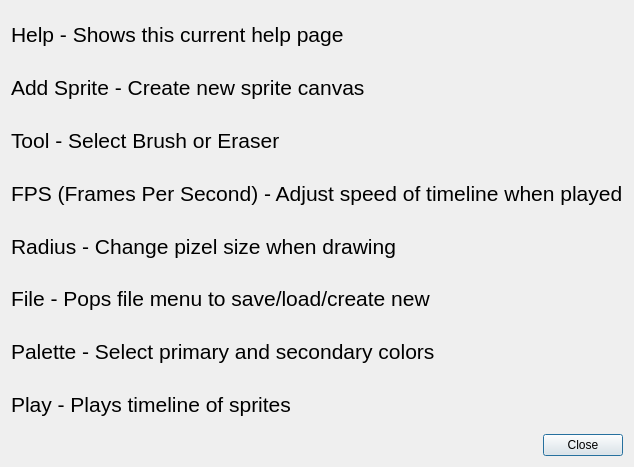
Qt form helpdialog.ui (guapipapi/CS3505-PixelPi) before a commit.
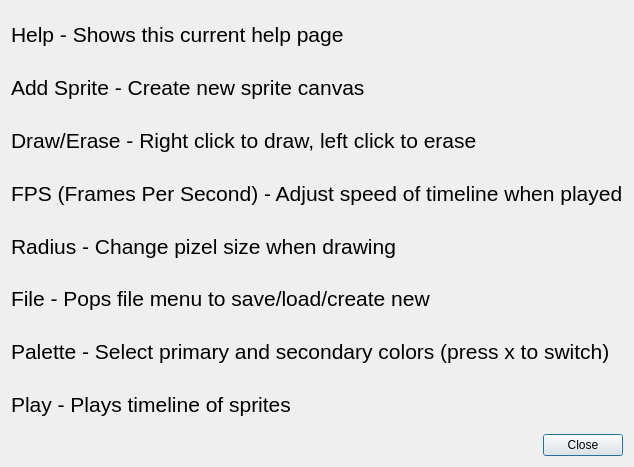
The same form after that commit.

Commit message: fixed help dialog

```diff
--- a/helpdialog.ui
+++ b/helpdialog.ui
@@ -46,7 +46,7 @@
       </font>
      </property>
      <property name="text">
-      <string>Tool - Select Brush or Eraser</string>
+      <string>Draw/Erase - Right click to draw, left click to erase</string>
      </property>
     </widget>
    </item>
@@ -94,7 +94,7 @@
       </font>
      </property>
      <property name="text">
-      <string>Palette - Select primary and secondary colors</string>
+      <string>Palette - Select primary and secondary colors (press x to switch)</string>
      </property>
     </widget>
    </item>
```
